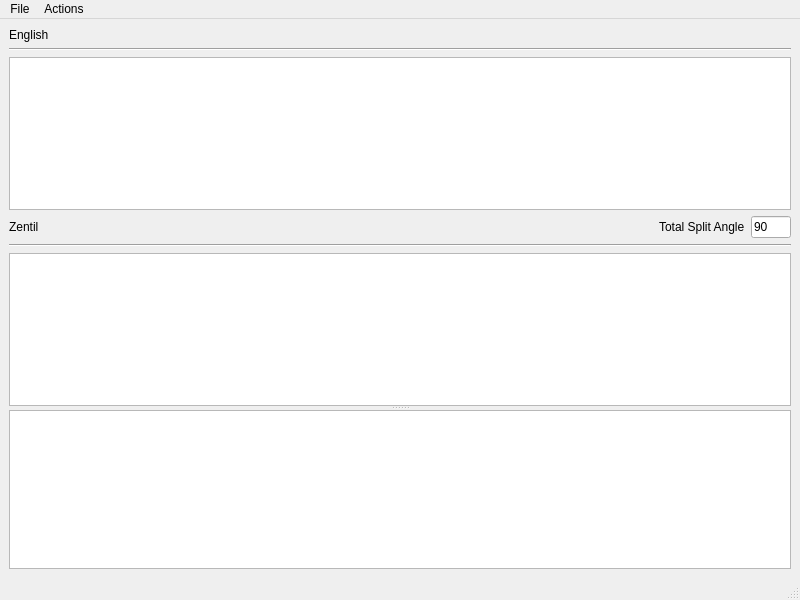
maxstrack/so-a-rr_language, file zaveh/mainwindow.ui: the form before one commit.
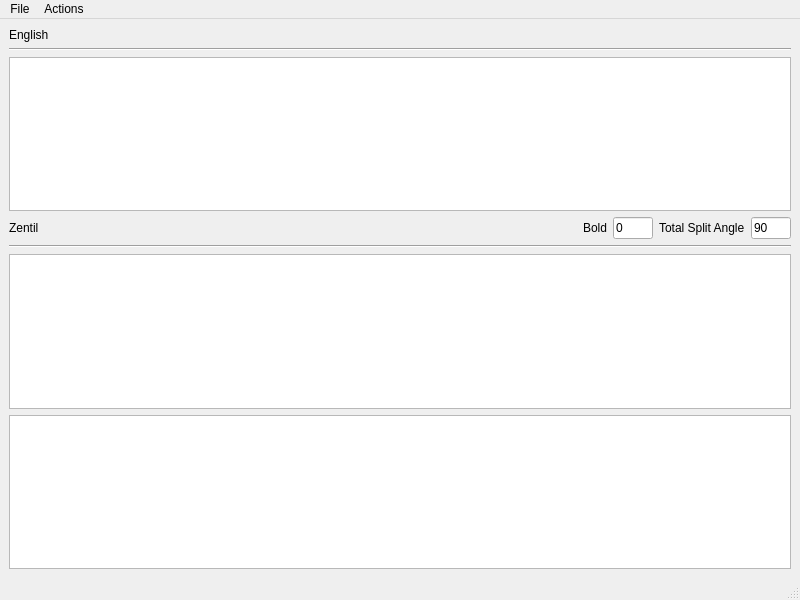
The form after the commit.

Diff of the .ui file:
```diff
--- a/zaveh/mainwindow.ui
+++ b/zaveh/mainwindow.ui
@@ -14,13 +14,6 @@
    <string>MainWindow</string>
   </property>
   <widget class="QWidget" name="centralwidget">
-   <layout class="QVBoxLayout" name="verticalLayout_2">
-    <item>
-     <widget class="QSplitter" name="splitter">
-      <property name="orientation">
-       <enum>Qt::Vertical</enum>
-      </property>
-      <widget class="QWidget" name="">
        <layout class="QVBoxLayout" name="verticalLayout">
         <item>
          <widget class="QLabel" name="engLable">
@@ -64,6 +57,26 @@
           <item>
            <widget class="QLabel" name="label">
             <property name="text">
+         <string>Bold</string>
+        </property>
+       </widget>
+      </item>
+      <item>
+       <widget class="QLineEdit" name="boldEdit">
+        <property name="maximumSize">
+         <size>
+          <width>40</width>
+          <height>40</height>
+         </size>
+        </property>
+        <property name="text">
+         <string>0</string>
+        </property>
+       </widget>
+      </item>
+      <item>
+       <widget class="QLabel" name="label_2">
+        <property name="text">
              <string>Total Split Angle</string>
             </property>
            </widget>
@@ -93,10 +106,8 @@
         <item>
          <widget class="QTextEdit" name="zenOut"/>
         </item>
-       </layout>
-      </widget>
+    <item>
       <widget class="QGraphicsView" name="graphicsView"/>
-     </widget>
     </item>
    </layout>
   </widget>
```
Left out of the diff: 12 changed lines with no effect on the pictures. Lines whose indentation alone changed are shown as unchanged.
